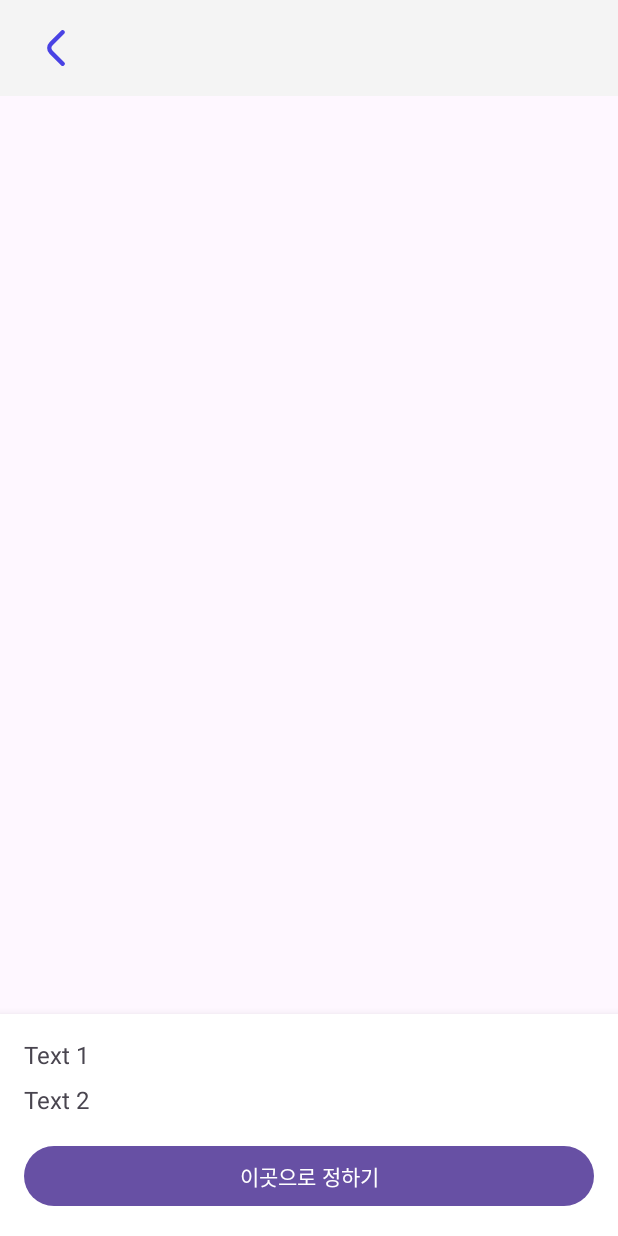
After one commit to Hyundai-IT-E-7th-10Team/Gather-E, an Android app: the LocationDetailActivity screen opened directly, with no data from a screen before it, on a phone screen of 412 x 824 dp. The commit adds this screen. Run offline under Robolectric (Android 15) with nearby library versions, the light colour scheme and no system bars; libraries missing offline, so code that uses them is left out: com.naver.maps; 3 statements that could not run were skipped.

Commit message:
feat: [wirteActivity] 주소, 모집인원 작성 기능 - ksh

```diff
--- a/gather-e_android/app/src/main/java/com/kosa/gather_e/data/model/SearchLocationEntity.kt
+++ b/gather-e_android/app/src/main/java/com/kosa/gather_e/data/model/SearchLocationEntity.kt
@@ -1,4 +1,6 @@
 package com.kosa.gather_e.data.model
+
+import java.io.Serializable
 
 data class SearchLocationEntity(
     val place_name: String,
@@ -8,7 +10,7 @@ data class SearchLocationEntity(
     val distance: String,
     val phone: String,
     val place_url: String
-)
+) : Serializable // 객체를 직렬화 하여 Intent로 전달할 수 있게 함!
 
 data class LocationApiResponse(
     val documents: List<SearchLocationEntity>
--- a/gather-e_android/app/src/main/java/com/kosa/gather_e/data/repository/searchLocation/SearchLocationAPIService.kt
+++ b/gather-e_android/app/src/main/java/com/kosa/gather_e/data/repository/searchLocation/SearchLocationAPIService.kt
@@ -13,11 +13,10 @@ interface SearchLocationAPIService {
     fun getLocationData(
         @Header("Authorization") apiKey: String,
         @Query("query") query: String,
-/*        @Query("x") x: String,
+        @Query("x") x: String,
         @Query("y") y: String,
         @Query("radius") radius: Int,
-        @Query("size") size: Int,
-        @Query("sort") sort: String*/
+        @Query("sort") sort: String
     ) : Call<LocationApiResponse>
 
 }
--- /dev/null
+++ b/gather-e_android/app/src/main/java/com/kosa/gather_e/ui/searchlocation/LocationDetailActivity.kt
@@ -0,0 +1,79 @@
+package com.kosa.gather_e.ui.searchlocation
+
+import android.app.Activity
+import android.content.Intent
+import androidx.appcompat.app.AppCompatActivity
+import android.os.Bundle
+import android.util.Log
+import androidx.core.content.ContentProviderCompat.requireContext
+import com.kosa.gather_e.R
+import com.kosa.gather_e.WriteActivity
+import com.kosa.gather_e.data.model.SearchLocationEntity
+import com.kosa.gather_e.databinding.ActivityLocationDetailBinding
+import com.naver.maps.geometry.LatLng
+import com.naver.maps.map.CameraAnimation
+import com.naver.maps.map.CameraUpdate
+import com.naver.maps.map.MapFragment
+import com.naver.maps.map.NaverMap
+import com.naver.maps.map.NaverMapSdk
+import com.naver.maps.map.OnMapReadyCallback
+import com.naver.maps.map.overlay.Marker
+
+class LocationDetailActivity : AppCompatActivity(), OnMapReadyCallback {
+    override fun onCreate(savedInstanceState: Bundle?) {
+        super.onCreate(savedInstanceState)
+
+        var binding = ActivityLocationDetailBinding.inflate(layoutInflater)
+        setContentView(binding.root)
+
+        // toolbar의 X(취소) 버튼
+        binding.cancelBtn.setOnClickListener {
+            finish()
+        }
+
+        NaverMapSdk.getInstance(this).client =
+            NaverMapSdk.NaverCloudPlatformClient(getString(R.string.naverClientId))
+
+        val fm = supportFragmentManager
+        val mapFragment = fm.findFragmentById(R.id.map) as MapFragment?
+            ?: MapFragment.newInstance().also {
+                fm.beginTransaction().add(R.id.map, it).commit()
+            }
+        mapFragment.getMapAsync(this)
+
+        // 장소 확정 버튼
+        binding.confirmButton.setOnClickListener {
+            val selectedLocation = intent.getSerializableExtra("selectedLocation") as SearchLocationEntity?
+            Log.d("gather", "선택한 장소 : $selectedLocation")
+
+            // WriteActivity로 다시 보내야 함
+            val returnIntent = Intent(this, WriteActivity::class.java)
+            returnIntent.putExtra("selectedLocation", selectedLocation)
+            setResult(Activity.RESULT_OK, returnIntent)
+            finish()
+
+        }
+    }
+
+    override fun onMapReady(naverMap: NaverMap) {
+        // Serializable보다 Parcelable 쓰는게 더 좋음
+        val selectedLocation = intent.getSerializableExtra("selectedLocation") as SearchLocationEntity?
+        if (selectedLocation != null) {
+
+        val marker = Marker()
+        val locationLongStr = selectedLocation.x
+        val locationLatStr = selectedLocation.y
+        val locationLong = locationLongStr.toDoubleOrNull() ?: 0.0
+        val locationLat = locationLatStr.toDoubleOrNull() ?: 0.0
+
+        // 마커 찍은 곳으로 이동
+        val cameraUpdate = CameraUpdate.scrollTo(LatLng(locationLat, locationLong))
+            .animate(CameraAnimation.Fly, 1000)
+        naverMap.moveCamera(cameraUpdate)
+
+        marker.position = LatLng(locationLat, locationLong)
+        marker.map = naverMap
+
+        }
+    }
+}
--- /dev/null
+++ b/gather-e_android/app/src/main/res/drawable/ic_before.xml
@@ -0,0 +1,4 @@
+<?xml version="1.0" encoding="utf-8"?>
+<vector xmlns:android="http://schemas.android.com/apk/res/android" android:width="24dp" android:height="24dp" android:viewportWidth="24" android:viewportHeight="24" android:tint="?attr/colorControlNormal">
+    <path android:fillColor="@android:color/white" android:pathData="M17.921,1.505a1.5,1.5,0,0,1-.44,1.06L9.809,10.237a2.5,2.5,0,0,0,0,3.536l7.662,7.662a1.5,1.5,0,0,1-2.121,2.121L7.688,15.9a5.506,5.506,0,0,1,0-7.779L15.36.444a1.5,1.5,0,0,1,2.561,1.061Z"/>
+</vector>
--- /dev/null
+++ b/gather-e_android/app/src/main/res/layout/activity_location_detail.xml
@@ -0,0 +1,76 @@
+<?xml version="1.0" encoding="utf-8"?>
+<androidx.constraintlayout.widget.ConstraintLayout
+    xmlns:android="http://schemas.android.com/apk/res/android"
+    xmlns:tools="http://schemas.android.com/tools"
+    xmlns:app="http://schemas.android.com/apk/res-auto"
+    android:layout_width="match_parent"
+    android:layout_height="match_parent"
+    tools:context=".ui.searchlocation.LocationDetailActivity">
+
+  <com.google.android.material.appbar.MaterialToolbar
+      android:id="@+id/toolbar"
+      android:layout_width="match_parent"
+      android:layout_height="?attr/actionBarSize"
+      android:background="@color/light_gray"
+      android:elevation="10dp"
+      app:layout_constraintTop_toTopOf="parent" />
+
+  <ImageButton
+      android:id="@+id/cancelBtn"
+      android:layout_width="wrap_content"
+      android:layout_height="wrap_content"
+      android:layout_marginStart="15dp"
+      android:layout_marginTop="10dp"
+      android:elevation="10dp"
+      android:background="?attr/selectableItemBackground"
+      android:contentDescription="Cancel Button"
+      android:padding="10dp"
+      android:src="@drawable/ic_before"
+      android:tint="@color/purple"
+      app:layout_constraintStart_toStartOf="parent"
+      app:layout_constraintTop_toTopOf="@id/toolbar" />
+
+  <!-- 네이버 지도 프레임 레이아웃 -->
+
+  <FrameLayout
+      android:id="@+id/map"
+      android:layout_width="match_parent"
+      android:layout_height="0dp"
+      app:layout_constraintTop_toBottomOf="@id/toolbar"
+      app:layout_constraintBottom_toTopOf="@id/textContainer" />
+
+  <LinearLayout
+      android:id="@+id/textContainer"
+      android:layout_width="match_parent"
+      android:layout_height="wrap_content"
+      android:orientation="vertical"
+      android:background="@color/white"
+      android:elevation="10dp"
+      android:padding="16dp"
+      app:layout_constraintBottom_toBottomOf="parent">
+
+    <TextView
+        android:id="@+id/textView1"
+        android:layout_width="match_parent"
+        android:layout_height="wrap_content"
+        android:text="Text 1"
+        android:textSize="16sp" />
+
+    <TextView
+        android:id="@+id/textView2"
+        android:layout_width="match_parent"
+        android:layout_height="wrap_content"
+        android:text="Text 2"
+        android:textSize="16sp"
+        android:layout_marginTop="8dp" />
+
+    <Button
+        android:id="@+id/confirm_button"
+        android:layout_width="match_parent"
+        android:layout_height="wrap_content"
+        android:text="이곳으로 정하기"
+        android:layout_marginTop="16dp" />
+
+  </LinearLayout>
+
+</androidx.constraintlayout.widget.ConstraintLayout>
--- a/gather-e_android/app/src/main/res/layout/activity_search_location.xml
+++ b/gather-e_android/app/src/main/res/layout/activity_search_location.xml
@@ -24,7 +24,7 @@
         android:background="?attr/selectableItemBackground"
         android:contentDescription="Cancel Button"
         android:padding="10dp"
-        android:src="@drawable/ic_cancel"
+        android:src="@drawable/ic_before"
         android:tint="@color/purple"
         app:layout_constraintStart_toStartOf="parent"
         app:layout_constraintTop_toTopOf="@id/toolbar" />
```
Also changed, not shown: gather-e_android/app/src/main/AndroidManifest.xml (+6 -9 lines), gather-e_android/app/src/main/java/com/kosa/gather_e/WriteActivity.kt (+29 -13 lines), gather-e_android/app/src/main/java/com/kosa/gather_e/data/repository/searchLocation/SearchLocationDataSource.kt (+8 -2 lines), gather-e_android/app/src/main/java/com/kosa/gather_e/data/repository/searchLocation/SearchLocationRepository.kt (+8 -2 lines), gather-e_android/app/src/main/java/com/kosa/gather_e/ui/searchlocation/SearchLocationActivity.kt (+24 -17 lines), gather-e_android/app/src/main/java/com/kosa/gather_e/ui/searchlocation/SearchLocationAdapter.kt (+15 -1 lines), gather-e_android/app/src/main/java/com/kosa/gather_e/ui/searchlocation/SearchLocationViewModel.kt (+8 -2 lines), gather-e_android/app/src/main/res/layout/activity_write.xml (+10 -0 lines).
